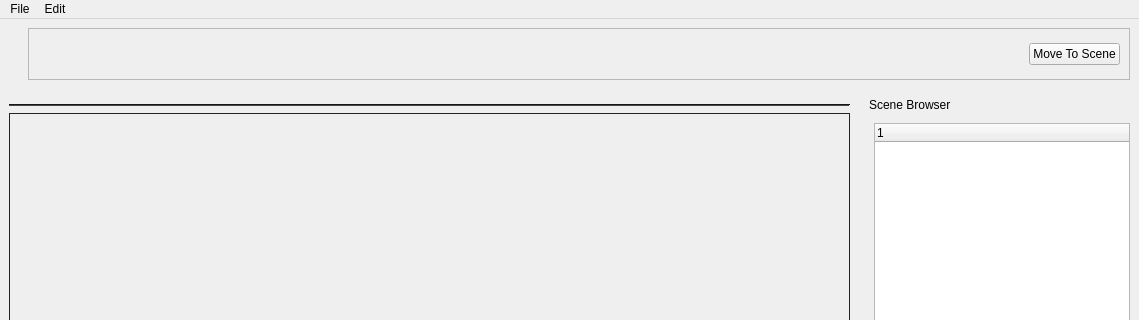
Above: AMUI.ui from horukomesu/AM01 before the change; both pictures show x 0 to 1139 and y 0 to 320 of the 1139 by 823 pixel window. Below: the same form after it.
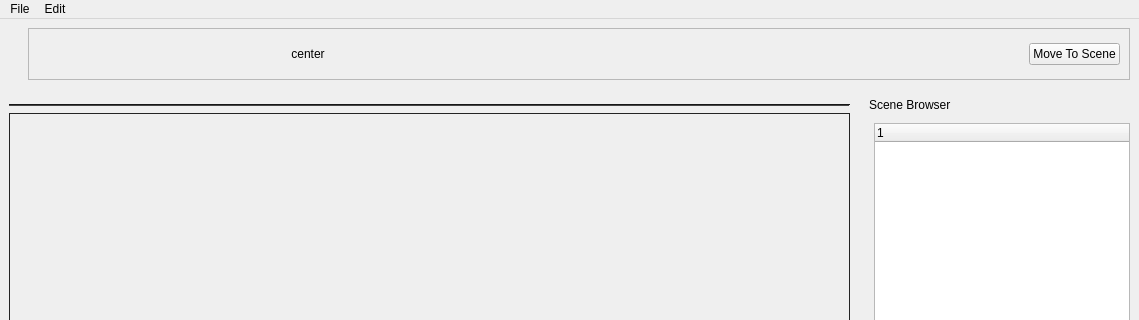
That is the form after the change. Icons and pictures are not drawn.

Diff of the .ui file:
```diff
--- a/AMUI.ui
+++ b/AMUI.ui
@@ -557,7 +557,7 @@
   <widget class="QDockWidget" name="dockWidget_4">
    <property name="minimumSize">
     <size>
-     <width>399</width>
+     <width>486</width>
      <height>70</height>
     </size>
    </property>
@@ -714,6 +714,25 @@
           </property>
          </widget>
         </item>
+        <item>
+         <widget class="QPushButton" name="btnSetCenter">
+          <property name="toolTip">
+           <string>Add Modeling Locator</string>
+          </property>
+          <property name="text">
+           <string>center</string>
+          </property>
+          <property name="iconSize">
+           <size>
+            <width>32</width>
+            <height>32</height>
+           </size>
+          </property>
+          <property name="flat">
+           <bool>true</bool>
+          </property>
+         </widget>
+        </item>
         <item>
          <spacer name="horizontalSpacer">
           <property name="orientation">
```
Left out of the diff: 44 changed lines with no effect on the pictures.
